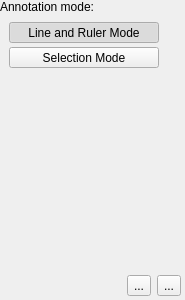
Old version of the form GUI/Qt/Components/AnnotationToolPanel.ui in the repository pyushkevich/itksnap.
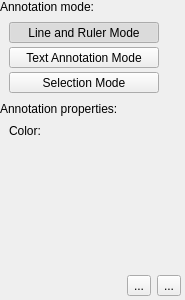
New version of the form. Icons and pictures are not drawn. Custom widgets are drawn as their Qt base class.

Commit message: Multiple additions to the annotation mode - it's almost ready; and redesign of the main control panel for greater usability, albeit with smaller icons

The edit to the form file:
```diff
--- a/GUI/Qt/Components/AnnotationToolPanel.ui
+++ b/GUI/Qt/Components/AnnotationToolPanel.ui
@@ -83,6 +83,38 @@
         </property>
        </widget>
       </item>
+      <item>
+       <widget class="QToolButton" name="btnText">
+        <property name="minimumSize">
+         <size>
+          <width>150</width>
+          <height>0</height>
+         </size>
+        </property>
+        <property name="toolTip">
+         <string>&lt;html&gt;&lt;head/&gt;&lt;body&gt;&lt;p&gt;&lt;span style=&quot; font-weight:600;&quot;&gt;Text Annotation Mode&lt;/span&gt;&lt;/p&gt;&lt;p&gt;Use this mode to place text annotations in the 3D image. Annotations are anchored to a single voxel location. Along with line annotations, they can be saved and shared with colleagues.&lt;/p&gt;&lt;/body&gt;&lt;/html&gt;</string>
+        </property>
+        <property name="text">
+         <string>Text Annotation Mode</string>
+        </property>
+        <property name="icon">
+         <iconset resource="../Resources/SNAPResources.qrc">
+          <normaloff>:/root/icons8_generic_text_16.png</normaloff>:/root/icons8_generic_text_16.png</iconset>
+        </property>
+        <property name="checkable">
+         <bool>true</bool>
+        </property>
+        <property name="checked">
+         <bool>false</bool>
+        </property>
+        <property name="autoExclusive">
+         <bool>true</bool>
+        </property>
+        <property name="toolButtonStyle">
+         <enum>Qt::ToolButtonTextBesideIcon</enum>
+        </property>
+       </widget>
+      </item>
       <item>
        <widget class="QToolButton" name="btnSelect">
         <property name="minimumSize">
@@ -117,6 +149,75 @@
      <property name="orientation">
       <enum>Qt::Vertical</enum>
      </property>
+     <property name="sizeType">
+      <enum>QSizePolicy::Fixed</enum>
+     </property>
+     <property name="sizeHint" stdset="0">
+      <size>
+       <width>20</width>
+       <height>5</height>
+      </size>
+     </property>
+    </spacer>
+   </item>
+   <item>
+    <widget class="QLabel" name="label_3">
+     <property name="text">
+      <string>Annotation properties:</string>
+     </property>
+    </widget>
+   </item>
+   <item>
+    <widget class="QWidget" name="grpMode_2" native="true">
+     <property name="styleSheet">
+      <string notr="true">QLabel {
+font-size:12px;
+}</string>
+     </property>
+     <layout class="QFormLayout" name="formLayout_2">
+      <property name="labelAlignment">
+       <set>Qt::AlignLeading|Qt::AlignLeft|Qt::AlignVCenter</set>
+      </property>
+      <property name="horizontalSpacing">
+       <number>4</number>
+      </property>
+      <property name="verticalSpacing">
+       <number>4</number>
+      </property>
+      <property name="topMargin">
+       <number>4</number>
+      </property>
+      <property name="rightMargin">
+       <number>0</number>
+      </property>
+      <property name="bottomMargin">
+       <number>0</number>
+      </property>
+      <item row="0" column="0">
+       <widget class="QLabel" name="label_2">
+        <property name="text">
+         <string>Color:</string>
+        </property>
+       </widget>
+      </item>
+      <item row="0" column="1">
+       <widget class="QColorButtonWidget" name="inColor" native="true">
+        <property name="minimumSize">
+         <size>
+          <width>10</width>
+          <height>10</height>
+         </size>
+        </property>
+       </widget>
+      </item>
+     </layout>
+    </widget>
+   </item>
+   <item>
+    <spacer name="verticalSpacer_2">
+     <property name="orientation">
+      <enum>Qt::Vertical</enum>
+     </property>
      <property name="sizeHint" stdset="0">
       <size>
        <width>20</width>
@@ -189,6 +290,14 @@
    </item>
   </layout>
  </widget>
+ <customwidgets>
+  <customwidget>
+   <class>QColorButtonWidget</class>
+   <extends>QWidget</extends>
+   <header location="global">QColorButtonWidget.h</header>
+   <container>1</container>
+  </customwidget>
+ </customwidgets>
  <resources>
   <include location="../Resources/SNAPResources.qrc"/>
  </resources>
```
Left out of the diff: 5 changed lines with no effect on the pictures. The commit also changes 23 other files.
